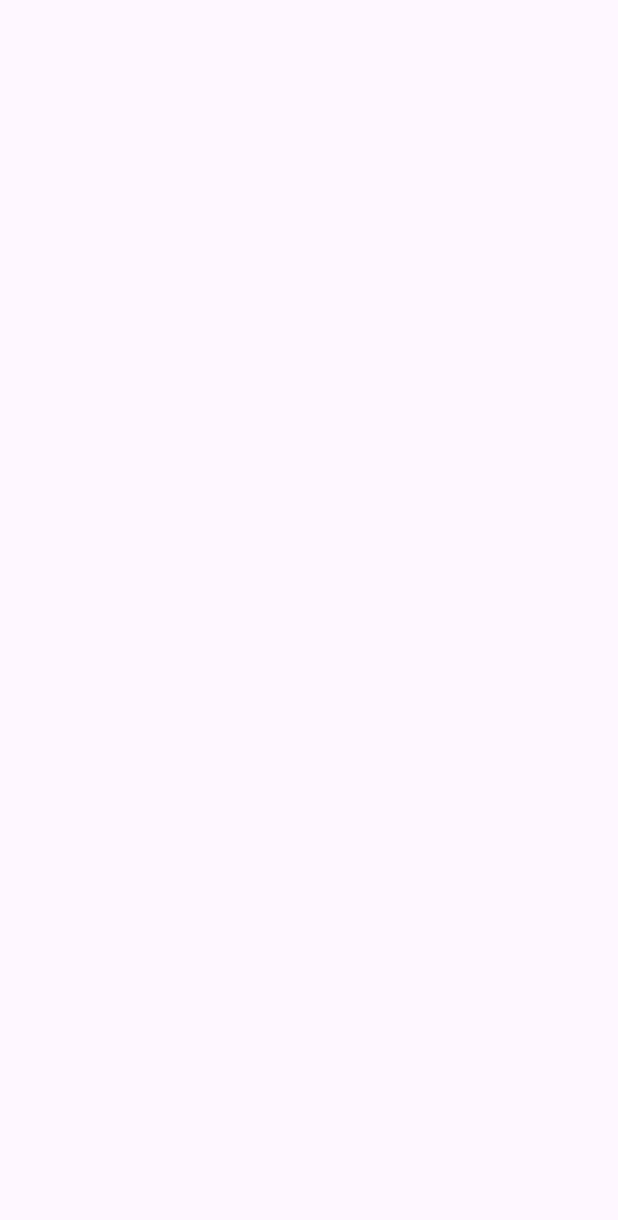
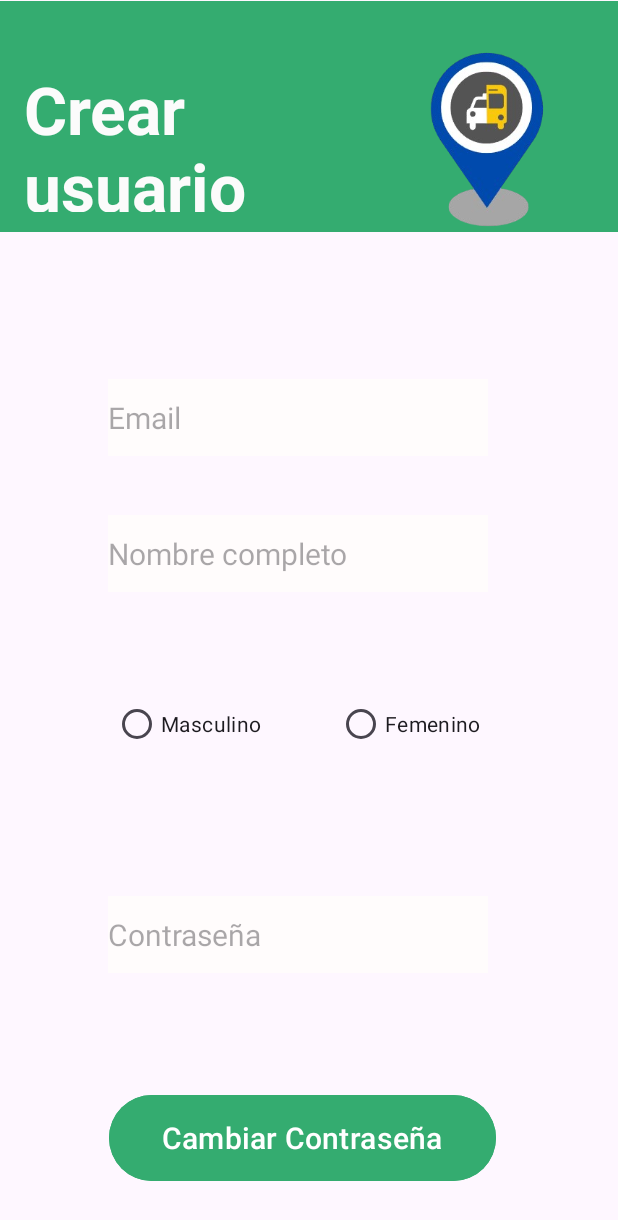
Before and after one commit to JANIER-VSQZ/UbicaTuPunto, an Android app: the CreateUser screen opened directly, with no data from a screen before it, on a phone screen of 412 x 824 dp. Before the commit the part shown is empty. Shown: the top 1220 px of the screen. Run offline under Robolectric (Android 15) with nearby library versions, the phone set to English and light mode, and no system bars.

Commit message:
Create User Activity

```diff
--- a/app/src/main/res/layout/activity_create_user.xml
+++ b/app/src/main/res/layout/activity_create_user.xml
@@ -7,4 +7,130 @@
     android:layout_height="match_parent"
     tools:context=".CreateUser">
 
+    <View
+        android:id="@+id/view6"
+        android:layout_width="414dp"
+        android:layout_height="154dp"
+        android:background="#34AC70"
+        android:outlineProvider="background"
+        app:layout_constraintBottom_toBottomOf="parent"
+        app:layout_constraintEnd_toEndOf="parent"
+        app:layout_constraintHorizontal_bias="0.666"
+        app:layout_constraintStart_toStartOf="parent"
+        app:layout_constraintTop_toTopOf="parent"
+        app:layout_constraintVertical_bias="0.001" />
+
+    <TextView
+        android:id="@+id/textView15"
+        android:layout_width="238dp"
+        android:layout_height="98dp"
+        android:text="Crear usuario"
+        android:textColor="#FBFBFB"
+        android:textSize="44sp"
+        android:textStyle="bold"
+        app:layout_constraintBottom_toBottomOf="parent"
+        app:layout_constraintEnd_toEndOf="parent"
+        app:layout_constraintHorizontal_bias="0.092"
+        app:layout_constraintStart_toStartOf="parent"
+        app:layout_constraintTop_toTopOf="parent"
+        app:layout_constraintVertical_bias="0.06" />
+
+    <EditText
+        android:id="@+id/txtCreateUserEmail"
+        android:layout_width="253dp"
+        android:layout_height="51dp"
+        android:background="#FFFCFC"
+        android:ems="10"
+        android:hint="Email"
+        android:inputType="numberPassword"
+        android:textSize="20sp"
+        app:layout_constraintBottom_toBottomOf="parent"
+        app:layout_constraintEnd_toEndOf="parent"
+        app:layout_constraintHorizontal_bias="0.455"
+        app:layout_constraintStart_toStartOf="parent"
+        app:layout_constraintTop_toTopOf="parent"
+        app:layout_constraintVertical_bias="0.327" />
+
+    <EditText
+        android:id="@+id/txtCreateUserNombre"
+        android:layout_width="253dp"
+        android:layout_height="51dp"
+        android:background="#FFFCFC"
+        android:ems="10"
+        android:hint="Nombre completo"
+        android:inputType="numberPassword"
+        android:textSize="20sp"
+        app:layout_constraintBottom_toBottomOf="parent"
+        app:layout_constraintEnd_toEndOf="parent"
+        app:layout_constraintHorizontal_bias="0.455"
+        app:layout_constraintStart_toStartOf="parent"
+        app:layout_constraintTop_toTopOf="parent"
+        app:layout_constraintVertical_bias="0.444" />
+
+    <EditText
+        android:id="@+id/txtCreateUserPassword"
+        android:layout_width="253dp"
+        android:layout_height="51dp"
+        android:background="#FFFCFC"
+        android:ems="10"
+        android:hint="Contraseña"
+        android:inputType="numberPassword"
+        android:textSize="20sp"
+        app:layout_constraintBottom_toBottomOf="parent"
+        app:layout_constraintEnd_toEndOf="parent"
+        app:layout_constraintHorizontal_bias="0.455"
+        app:layout_constraintStart_toStartOf="parent"
+        app:layout_constraintTop_toTopOf="parent"
+        app:layout_constraintVertical_bias="0.773" />
+
+    <Button
+        android:id="@+id/btnCreateUserLogin"
+        android:layout_width="258dp"
+        android:layout_height="65dp"
+        android:backgroundTint="#34AC70"
+        android:text="Cambiar Contraseña"
+        android:textSize="20sp"
+        app:layout_constraintBottom_toBottomOf="parent"
+        app:layout_constraintEnd_toEndOf="parent"
+        app:layout_constraintHorizontal_bias="0.47"
+        app:layout_constraintStart_toStartOf="parent"
+        app:layout_constraintTop_toTopOf="parent"
+        app:layout_constraintVertical_bias="0.957" />
+
+    <ImageView
+        android:id="@+id/imageView10"
+        android:layout_width="101dp"
+        android:layout_height="136dp"
+        app:layout_constraintBottom_toBottomOf="parent"
+        app:layout_constraintEnd_toEndOf="parent"
+        app:layout_constraintHorizontal_bias="0.886"
+        app:layout_constraintStart_toStartOf="parent"
+        app:layout_constraintTop_toTopOf="parent"
+        app:layout_constraintVertical_bias="0.026"
+        app:srcCompat="@mipmap/logo2" />
+
+    <RadioButton
+        android:id="@+id/rbCreateUserFemenino"
+        android:layout_width="wrap_content"
+        android:layout_height="wrap_content"
+        android:text="Femenino"
+        app:layout_constraintBottom_toBottomOf="parent"
+        app:layout_constraintEnd_toEndOf="parent"
+        app:layout_constraintHorizontal_bias="0.712"
+        app:layout_constraintStart_toStartOf="parent"
+        app:layout_constraintTop_toTopOf="parent"
+        app:layout_constraintVertical_bias="0.591" />
+
+    <RadioButton
+        android:id="@+id/rbCreateUserMasculino"
+        android:layout_width="wrap_content"
+        android:layout_height="wrap_content"
+        android:text="Masculino"
+        app:layout_constraintBottom_toBottomOf="parent"
+        app:layout_constraintEnd_toEndOf="parent"
+        app:layout_constraintHorizontal_bias="0.24"
+        app:layout_constraintStart_toStartOf="parent"
+        app:layout_constraintTop_toTopOf="parent"
+        app:layout_constraintVertical_bias="0.591" />
+
 </androidx.constraintlayout.widget.ConstraintLayout>
```
